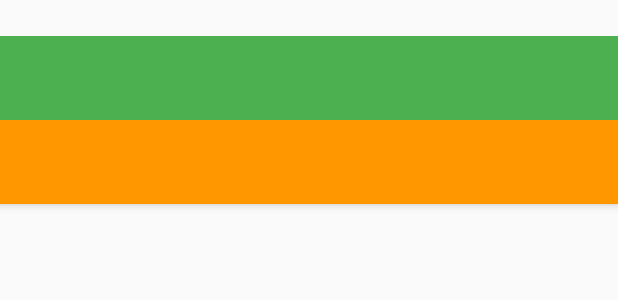
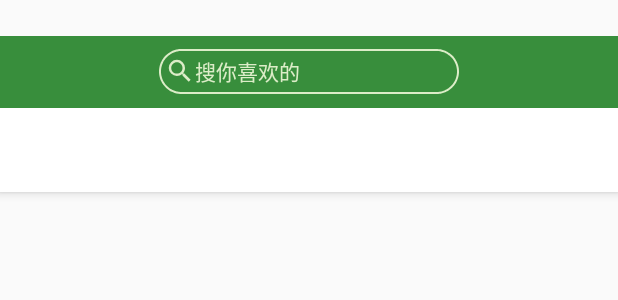
Before and after one commit to TangGSen/SenV2, an Android app: the layout fragment_main_act_classification.xml on its own in the app's theme, with its tools: preview values and no code run, on a phone screen of 412 x 824 dp. Shown: the top 300 px of the screen. Run offline under Robolectric (Android 15) with nearby library versions, the phone set to English and light mode, and no system bars.

Commit message:
class tab

```diff
--- a/liuboss/src/main/res/drawable/class_toolbar_serach_bg.xml
+++ b/liuboss/src/main/res/drawable/class_toolbar_serach_bg.xml
@@ -4,15 +4,15 @@
     <!-- 填充的颜色 -->
     <stroke
         android:width="1dp"
-        android:color="@color/tab_bgcolor"
+        android:color="@color/primary_light"
         android:dashWidth="1dp"
         />
     <!-- 设置按钮的四个角为弧形，设置不同的角度 -->
     <!-- android:radius 弧形的半径 -->
     <corners
-        android:bottomRightRadius="28dp"
-        android:bottomLeftRadius="28dp"
-        android:topRightRadius="28dp"
-        android:topLeftRadius="28dp"
+        android:bottomRightRadius="18dp"
+        android:bottomLeftRadius="18dp"
+        android:topRightRadius="18dp"
+        android:topLeftRadius="18dp"
         />
 </shape>
--- /dev/null
+++ b/liuboss/src/main/res/drawable/ic_serach.xml
@@ -0,0 +1,8 @@
+<!-- drawable/magnify.xml -->
+<vector xmlns:android="http://schemas.android.com/apk/res/android"
+    android:height="20dp"
+    android:width="20dp"
+    android:viewportWidth="24"
+    android:viewportHeight="24">
+    <path android:fillColor="#DCEDC8" android:pathData="M9.5,3A6.5,6.5 0 0,1 16,9.5C16,11.11 15.41,12.59 14.44,13.73L14.71,14H15.5L20.5,19L19,20.5L14,15.5V14.71L13.73,14.44C12.59,15.41 11.11,16 9.5,16A6.5,6.5 0 0,1 3,9.5A6.5,6.5 0 0,1 9.5,3M9.5,5C7,5 5,7 5,9.5C5,12 7,14 9.5,14C12,14 14,12 14,9.5C14,7 12,5 9.5,5Z" />
+</vector>
--- a/liuboss/src/main/res/layout/fragment_main_act_classification.xml
+++ b/liuboss/src/main/res/layout/fragment_main_act_classification.xml
@@ -14,16 +14,29 @@
         android:fitsSystemWindows="true"
         android:theme="@style/ThemeOverlay.AppCompat.Dark.ActionBar">
 
-            <LinearLayout
-                android:orientation="horizontal"
-                android:id="@+id/class_head_layout"
-                android:layout_width="match_parent"
-                android:layout_height="?attr/actionBarSize"
-                android:minHeight="?attr/actionBarSize"
-                android:fitsSystemWindows="true"
-                android:background="@color/colorPrimary"
-                android:layout_gravity="top"
-                app:titleMarginTop="15dp" />
+        <android.support.v7.widget.Toolbar
+            android:id="@+id/class_toolbar"
+            android:layout_width="match_parent"
+            android:layout_height="48dp"
+            android:minHeight="48dp"
+            android:background="@color/colorPrimaryDark"
+            >
+
+            <android.support.v7.widget.AppCompatTextView
+                android:id="@+id/tv_search"
+                android:layout_width="200dp"
+                android:layout_height="30dp"
+                android:paddingLeft="@dimen/frgment_login_4dp"
+                android:paddingRight="@dimen/frgment_login_4dp"
+                android:text="@string/class_serach_txt"
+                android:layout_gravity="center"
+                android:drawableLeft="@drawable/ic_serach"
+                android:textColor="@color/primary_light"
+                android:textSize="@dimen/fragment_font_14sp"
+                android:gravity="left|center_vertical"
+                android:background="@drawable/class_toolbar_serach_bg"/>
+
+            </android.support.v7.widget.Toolbar>
 
             <android.support.design.widget.TabLayout
                 android:id="@+id/class_tablayout"
@@ -31,7 +44,7 @@
                 android:layout_width="match_parent"
                 android:layout_height="?attr/actionBarSize"
                 android:layout_gravity="bottom"
-                android:background="@color/accent"
+                android:background="@color/tab_bgcolor"
                 />
 
 
--- a/liuboss/src/main/res/values/strings.xml
+++ b/liuboss/src/main/res/values/strings.xml
@@ -16,5 +16,6 @@
     <string name="register_step_one">下一步</string>
     <string name="frag_regis_one_haved_count">已有账号登录</string>
     <string name="frag_regis_error_phone">输入不是手机号码</string>
+    <string name="class_serach_txt">搜你喜欢的</string>
 
 </resources>
```
Also changed, not shown: liuboss/src/main/java/com/sen/fragment/main/ClassificationFragment.java (+88 -5 lines).
